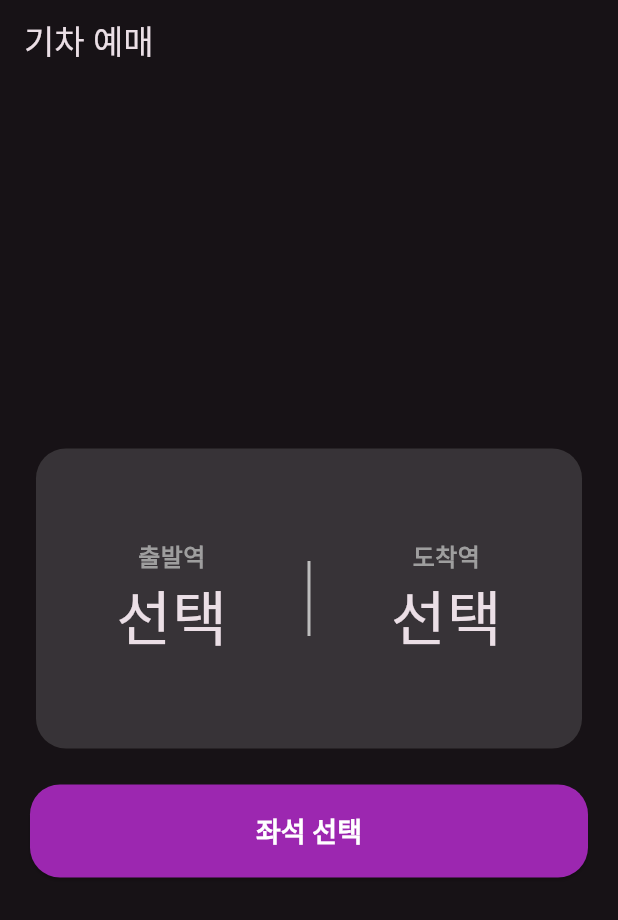
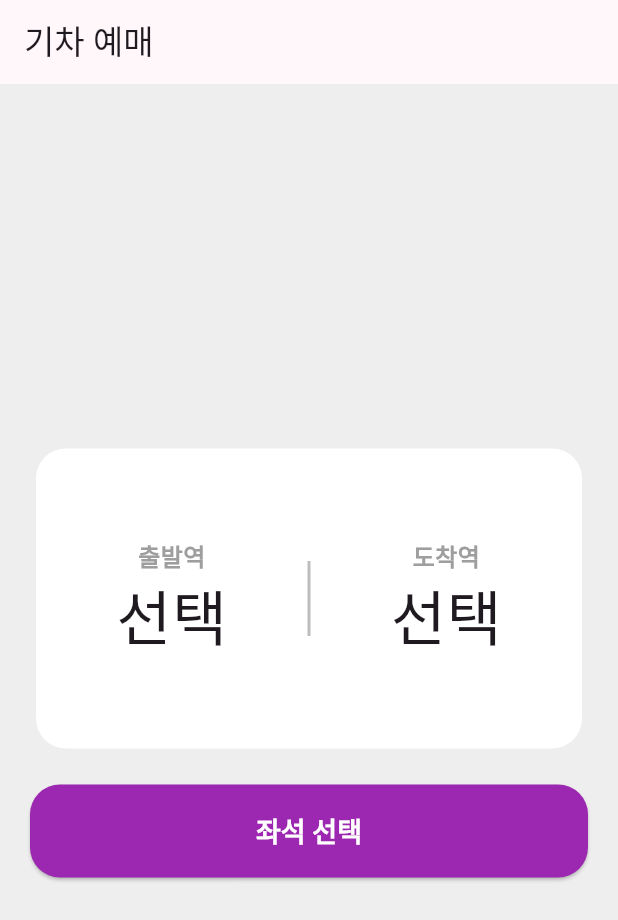
Before and after one commit to idikim/flutter_train_app, a Flutter app: the screen it shows after launch, on a phone screen of 412 x 824 dp. Shown: the top 920 px of the screen. Run offline on Flutter 3.47's test engine with Material 3 defaults, Android fonts, the phone set to English and light mode, and no system bars.

```diff
--- a/lib/main.dart
+++ b/lib/main.dart
@@ -14,7 +14,7 @@ class MyApp extends StatelessWidget {
   @override
   Widget build(BuildContext context) {
     return MaterialApp(
-      themeMode: ThemeMode.dark,
+      themeMode: ThemeMode.system,
       theme: lightTheme,
       darkTheme: darkTheme,
       initialRoute: '/',
--- a/lib/pages/widgets/seat_select_box.dart
+++ b/lib/pages/widgets/seat_select_box.dart
@@ -126,6 +126,7 @@ class _SeatSelectBoxState extends State<SeatSelectBox> {
       padding: const EdgeInsets.symmetric(horizontal: 2),
       child: GestureDetector(
         onTap: () {
+          setState(() {});
           widget.onSelected(rowNum, colNum);
         },
         child: Container(
```
Also changed, not shown: 1 other file.
